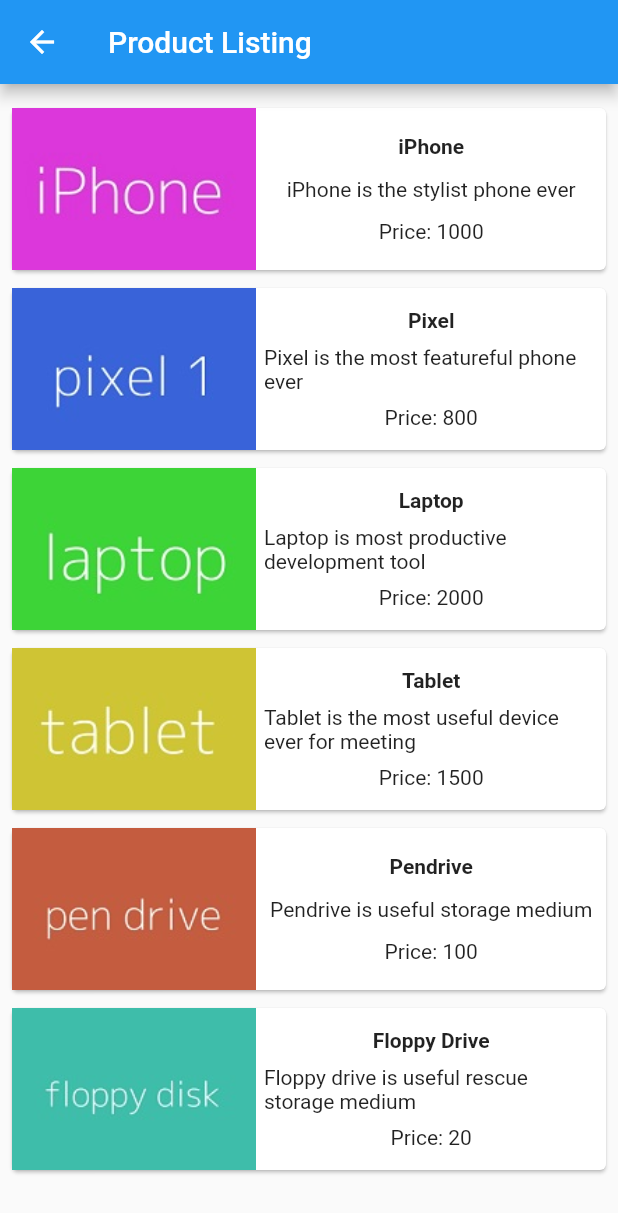
After one commit to fakhruz85/flutter_app_26072021, a Flutter app: the Example screen opened directly, after a tap on "Advanced Layout", on a phone screen of 412 x 824 dp. The commit adds this screen. Shown: the top 1213 px of the screen. Run offline on Flutter 3.47's test engine with Material 2 defaults, Android fonts, the phone set to English and light mode, and no system bars; our stand-ins replace shared_preferences; accounts and stored records are empty.

Commit message:
new example n config

```diff
--- a/lib/main.dart
+++ b/lib/main.dart
@@ -2,8 +2,6 @@ import 'package:flutter/material.dart';
 import 'package:flutter_app_1/landing.dart';
 import 'package:flutter_app_1/screens/home_page.dart';
 import 'package:flutter_app_1/screens/login.dart';
-
-import 'dashboard.dart';
 
 void main() {
   runApp(MyApp());
--- /dev/null
+++ b/lib/screens/example.dart
@@ -0,0 +1,87 @@
+import 'package:flutter/material.dart';
+import 'package:flutter_app_1/widgets/product_box.dart';
+
+class Example extends StatefulWidget {
+  Example({Key? key}) : super(key: key);
+
+  @override
+  _ExampleState createState() => _ExampleState();
+}
+
+class _ExampleState extends State<Example> {
+  @override
+  Widget build(BuildContext context) {
+    return Scaffold(
+      appBar: AppBar(title: Text('Example Widgets')),
+      body: Center(
+          child: Column(
+        mainAxisAlignment: MainAxisAlignment.start,
+        children: <Widget>[
+          Text(
+            'List of Example',
+            style: TextStyle(fontWeight: FontWeight.bold),
+          ),
+          ListTile(
+            title: const Text('Advanced Layout'),
+            onTap: () {
+              Navigator.push(
+                context,
+                MaterialPageRoute(
+                    builder: (context) =>
+                        AdvancedLayout(title: 'Sample Advanced Layout')),
+              );
+            },
+          ),
+        ],
+      )),
+    );
+  }
+}
+
+class AdvancedLayout extends StatelessWidget {
+  AdvancedLayout({Key? key, required this.title}) : super(key: key);
+  final String title;
+
+  @override
+  Widget build(BuildContext context) {
+    return Scaffold(
+        appBar: AppBar(title: Text("Product Listing")),
+        body: ListView(
+          shrinkWrap: true,
+          padding: const EdgeInsets.fromLTRB(2.0, 10.0, 2.0, 10.0),
+          children: <Widget>[
+            ProductBox(
+                name: "iPhone",
+                description: "iPhone is the stylist phone ever",
+                price: 1000,
+                image: "iphone.png"),
+            ProductBox(
+                name: "Pixel",
+                description: "Pixel is the most featureful phone ever",
+                price: 800,
+                image: "pixel.png"),
+            ProductBox(
+                name: "Laptop",
+                description: "Laptop is most productive development tool",
+                price: 2000,
+                image: "laptop.png"),
+            ProductBox(
+                name: "Tablet",
+                description:
+                    "Tablet is the most useful device ever for meeting",
+                price: 1500,
+                image: "tablet.png"),
+            ProductBox(
+                name: "Pendrive",
+                description: "Pendrive is useful storage medium",
+                price: 100,
+                image: "pendrive.png"),
+            ProductBox(
+                name: "Floppy Drive",
+                description: "Floppy drive is useful rescue storage medium",
+                price: 20,
+                image: "floppydisk.png"),
+          ],
+        ));
+  }
+}
--- a/lib/services/api.dart
+++ b/lib/services/api.dart
@@ -6,8 +6,8 @@ import 'package:flutter_app_1/models/user.dart';
 import 'package:http/http.dart' as http;
 import 'package:flutter_app_1/models/api_response.dart';
 
-String _baseUrl = 'amtis.opengw.net:888';
-String _pathUrl = '/fakhruz/attendance/api/v1';
+String _baseUrl = 'amtis.opengw.net';
+String _pathUrl = '/skk/api/v1';
 
 Future<ApiResponse> authenticateUser(String username, String password) async {
   ApiResponse _apiResponse = new ApiResponse();
--- a/lib/widgets/nav_drawer.dart
+++ b/lib/widgets/nav_drawer.dart
@@ -1,4 +1,5 @@
 import 'package:flutter/material.dart';
+import 'package:flutter_app_1/screens/example.dart';
 import 'package:shared_preferences/shared_preferences.dart';
 
 class NavDrawer extends StatefulWidget {
@@ -26,15 +27,21 @@ class _NavDrawerState extends State<NavDrawer> {
               child: Text('Drawer Header'),
               decoration: BoxDecoration(color: Colors.blue)),
           ListTile(
-            leading: Icon(Icons.inbox),
-            title: Text('Example Widgets'),
-            onTap: () {},
+            title: const Text('Example Widgets'),
+            onTap: () {
+              // Update the state of the app.
+              Navigator.pop(context);
+
+              Navigator.push(
+                context,
+                MaterialPageRoute(builder: (context) => Example()),
+              );
+            },
           ),
           ListTile(
-            leading: Icon(Icons.logout),
-            title: Text('Logout'),
+            title: const Text('Logout'),
             onTap: _handleLogout,
-          )
+          ),
         ],
       ),
     );
--- /dev/null
+++ b/lib/widgets/product_box.dart
@@ -0,0 +1,39 @@
+import 'package:flutter/material.dart';
+
+class ProductBox extends StatelessWidget {
+  ProductBox(
+      {Key? key,
+      required this.name,
+      required this.description,
+      required this.price,
+      required this.image})
+      : super(key: key);
+  final String name;
+  final String description;
+  final int price;
+  final String image;
+
+  Widget build(BuildContext context) {
+    return Container(
+        padding: EdgeInsets.all(2),
+        height: 120,
+        child: Card(
+            child: Row(
+                mainAxisAlignment: MainAxisAlignment.spaceEvenly,
+                children: <Widget>[
+              Image.asset("assets/appimages/" + image),
+              Expanded(
+                  child: Container(
+                      padding: EdgeInsets.all(5),
+                      child: Column(
+                        mainAxisAlignment: MainAxisAlignment.spaceEvenly,
+                        children: <Widget>[
+                          Text(this.name,
+                              style: TextStyle(fontWeight: FontWeight.bold)),
+                          Text(this.description),
+                          Text("Price: " + this.price.toString()),
+                        ],
+                      )))
+            ])));
+  }
+}
--- a/pubspec.yaml
+++ b/pubspec.yaml
@@ -52,6 +52,12 @@ flutter:
   #   - images/a_dot_ham.jpeg
   assets:
     - assets/images/pngwing.com.png
+    - assets/appimages/floppydisk.png
+    - assets/appimages/iphone.png
+    - assets/appimages/laptop.png
+    - assets/appimages/pendrive.png
+    - assets/appimages/pixel.png
+    - assets/appimages/tablet.png
 
   # An image asset can refer to one or more resolution-specific "variants", see
   # https://flutter.dev/assets-and-images/#resolution-aware.
```
Also changed, not shown: assets/appimages/floppydisk.png (added), assets/appimages/iphone.png (added), assets/appimages/laptop.png (added), assets/appimages/pendrive.png (added), assets/appimages/pixel.png (added), assets/appimages/tablet.png (added).
